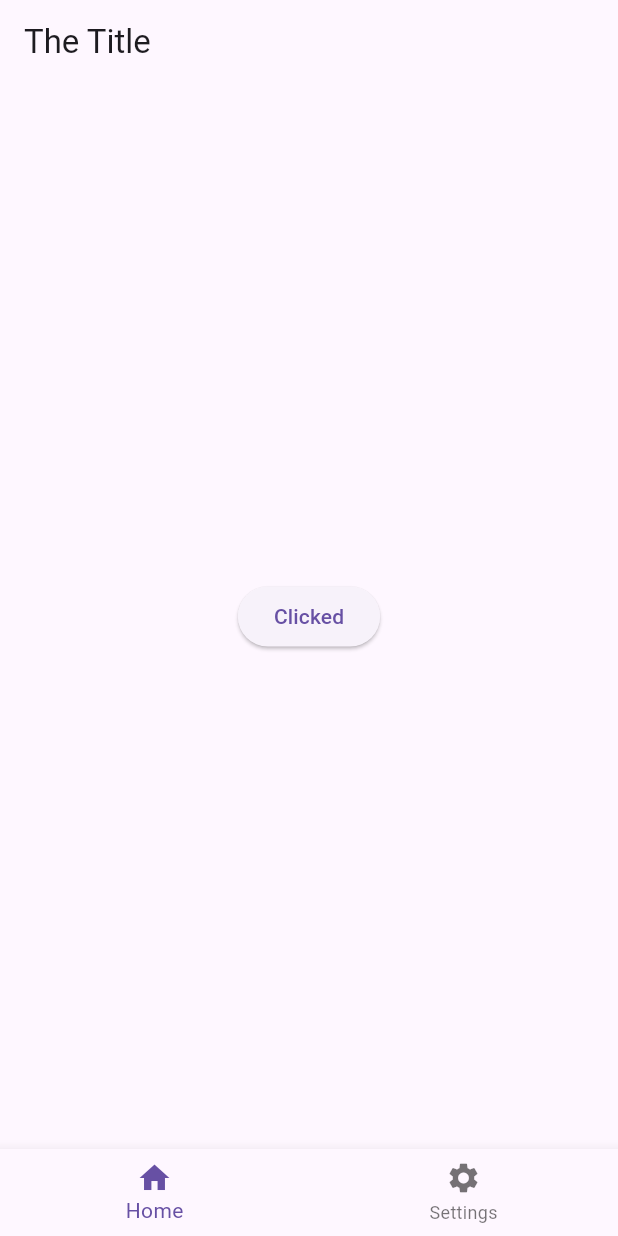
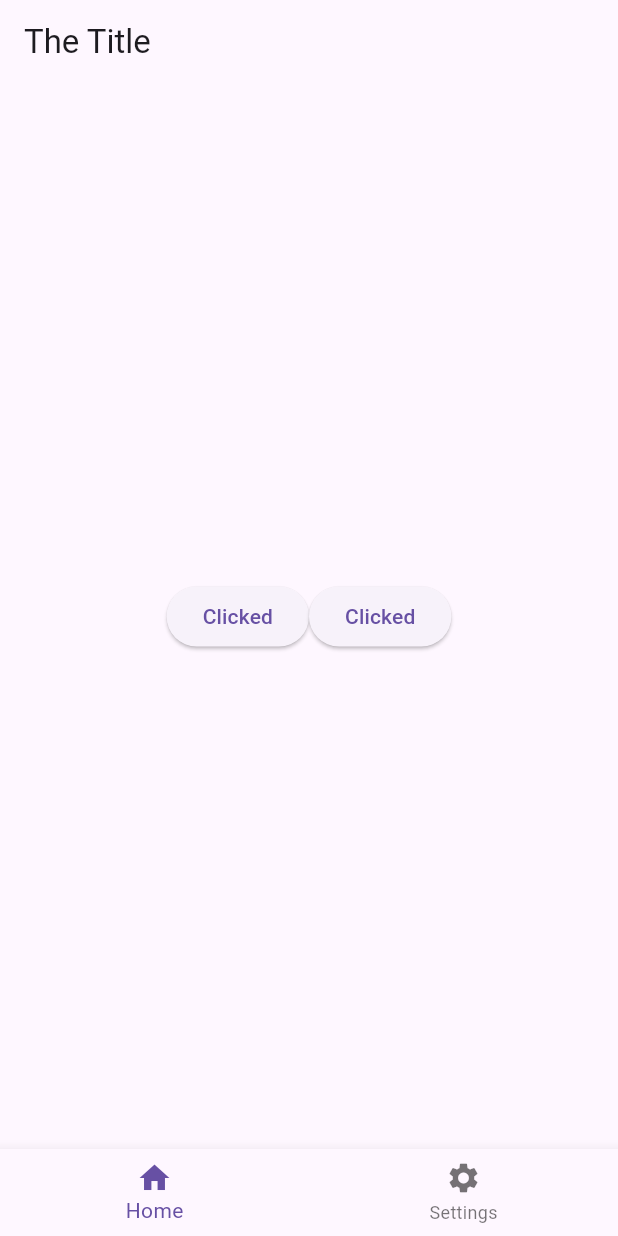
Before and after one commit to Danial-Haziq/Task-1-Flutter, a Flutter app: the screen it shows after launch, after a tap on "Click", on a phone screen of 412 x 824 dp. Run offline on Flutter 3.47's test engine with Material 3 defaults, Android fonts, the phone set to English and light mode, and no system bars.

Commit message:
Hit the 2 hours mark

```diff
--- a/lib/main.dart
+++ b/lib/main.dart
@@ -13,6 +13,7 @@ class MyApp extends StatefulWidget {
 
 class _MyAppState extends State<MyApp> {
   String buttonName = 'Click';
+  int currentIndex = 0;
 
   @override
   Widget build(BuildContext context) {
@@ -21,13 +22,31 @@ class _MyAppState extends State<MyApp> {
       home: Scaffold(
         appBar: AppBar(title: Text('The Title')),
         body: Center(
-          child: ElevatedButton(
+          child: SizedBox(
+            width: double.infinity,
+            child: Row(
+              mainAxisAlignment: MainAxisAlignment.center,
+              crossAxisAlignment: CrossAxisAlignment.center,
+              children: [
+                ElevatedButton(
+                  style: ElevatedButton.styleFrom(),
                   onPressed: () {
                     setState(() {
                       buttonName = 'Clicked';
                     });
                   },
                   child: Text(buttonName),
+                ),
+                ElevatedButton(
+                  onPressed: () {
+                    setState(() {
+                      buttonName = 'Clicked';
+                    });
+                  },
+                  child: Text(buttonName),
+                ),
+              ],
+            ),
           ),
         ),
         bottomNavigationBar: BottomNavigationBar(
@@ -38,6 +57,12 @@ class _MyAppState extends State<MyApp> {
               icon: Icon(Icons.settings),
             ),
           ],
+          currentIndex: currentIndex,
+          onTap: (int index) {
+            setState(() {
+              currentIndex = index;
+            });
+          },
         ),
       ),
     );
```
Lines whose indentation alone changed are shown as unchanged.
